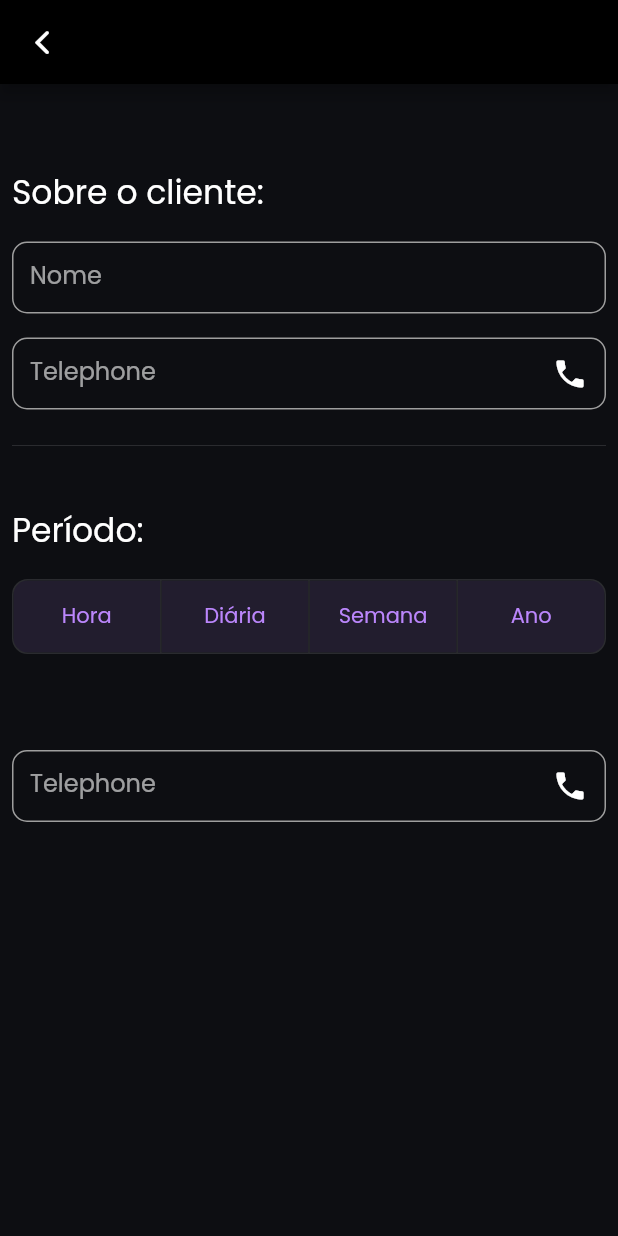
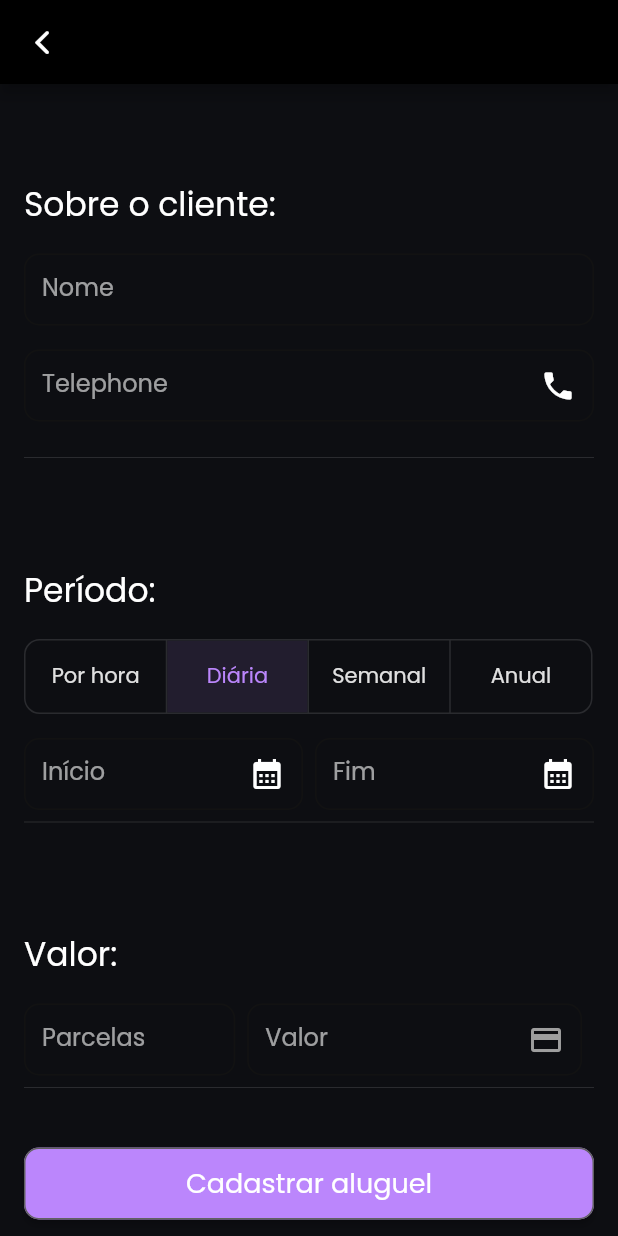
Before and after one commit to juliobissoli/RenterApp, a Flutter app: the NewRentScrean screen opened by its route, on a phone screen of 412 x 824 dp. Run offline on Flutter 3.47's test engine with Material 2 defaults, Android fonts, the light colour scheme and no system bars; our stand-ins replace badges, google_fonts, kiwi; network calls fail.

Commit message:
Definição do Layout de cadastro de alugueis

```diff
--- /dev/null
+++ b/lib/components/communs/btn.dart
@@ -0,0 +1,47 @@
+import 'package:flutter/material.dart';
+
+class BtnOutline extends StatelessWidget {
+  final VoidCallback? func;
+  final String label;
+  final String mode;
+
+  BtnOutline({required this.func, required this.label, this.mode = "light"});
+
+  @override
+  Widget build(BuildContext context) {
+    return SizedBox(
+      width: double.infinity,
+      height: 48,
+      child: ElevatedButton(
+        onPressed: func,
+        style: ButtonStyle(
+          // foregroundColor: MaterialStateProperty.all<Color>(Colors.white),
+          // backgroundColor: MaterialStateProperty.all<Color>(Colors.transparent),
+          shape: MaterialStateProperty.all<RoundedRectangleBorder>(
+            RoundedRectangleBorder(
+              borderRadius: BorderRadius.circular(10),
+              side: BorderSide(color: _getColor(context)),
+            ),
+          ),
+        ),
+        child: Text(
+          label,
+          style: TextStyle(
+              color: Colors.white, //_getColor(context),
+              fontSize: 18,
+              fontWeight: FontWeight.w400),
+        ),
+      ),
+    );
+  }
+
+  _getColor(context) {
+    if (this.mode == "danger")
+      return this.func != null ? Colors.red[400] : Colors.red[50];
+    else
+      return this.func != null
+          ? Theme.of(context)
+              .secondaryHeaderColor // Theme.of(context).backgroundColor
+          : Colors.grey;
+  }
+}
--- a/lib/components/communs/inout_primary.dart
+++ b/lib/components/communs/inout_primary.dart
@@ -50,7 +50,8 @@ class InputPrimary extends StatelessWidget {
           enabledBorder: OutlineInputBorder(
             borderRadius: BorderRadius.circular(10),
             gapPadding: 5,
-            borderSide: new BorderSide(color: Colors.grey, width: 1),
+            borderSide: new BorderSide(
+                color: Theme.of(context).backgroundColor, width: 1),
           ),
           // filled: true,
           // border: OutlineInputBorder(
--- a/lib/scream/home.dart
+++ b/lib/scream/home.dart
@@ -35,7 +35,7 @@ class _HomeScreamState extends State<HomeScream> {
     });
   }
 
-  void dispose(){
+  void dispose() {
     propertie_controller.removeListener(() {});
   }
 
--- a/lib/scream/new_rent.dart
+++ b/lib/scream/new_rent.dart
@@ -1,6 +1,8 @@
 import 'package:flutter/cupertino.dart';
 import 'package:flutter/material.dart';
+import 'package:renter_app/components/communs/btn.dart';
 import 'package:renter_app/components/communs/inout_primary.dart';
+import 'package:renter_app/core/models/rent-model.dart';
 
 class NewRentScrean extends StatefulWidget {
   @override
@@ -10,7 +12,15 @@ class NewRentScrean extends StatefulWidget {
 class _NewRentScrean extends State<NewRentScrean> {
   String dropdownValue = 'One';
   List<bool> isSelected = [true, true, true, true];
-  // List<dynamic> = [{Label: "Hora", value: RentMolde}]
+
+  List<dynamic> renyMoldes = [
+    {"value": RentMolde.HOUR, "label": "Por hora"},
+    {"value": RentMolde.DAY, "label": "Diária"},
+    {"value": RentMolde.WEEK, "label": "Semanal"},
+    {"value": RentMolde.YEAR, "label": "Anual"},
+  ];
+
+  RentMolde mooldSelected = RentMolde.DAY;
 
   @override
   Widget build(BuildContext context) {
@@ -24,7 +34,7 @@ class _NewRentScrean extends State<NewRentScrean> {
       body: SingleChildScrollView(
         child: Form(
           child: Padding(
-            padding: const EdgeInsets.all(8.0),
+            padding: const EdgeInsets.all(16.0),
             child: Column(
               mainAxisAlignment: MainAxisAlignment.start,
               crossAxisAlignment: CrossAxisAlignment.start,
@@ -51,50 +61,109 @@ class _NewRentScrean extends State<NewRentScrean> {
                   ),
                 ),
                 Divider(),
-                SizedBox(height: 16),
+                SizedBox(height: 48),
                 Padding(
                   padding: const EdgeInsets.symmetric(vertical: 16.0),
                   child: Text('Período:', style: TextStyle(fontSize: 22)),
                 ),
                 ToggleButtons(
-                  isSelected: isSelected,
+                  isSelected: renyMoldes
+                      .map((el) => el['value'] == mooldSelected)
+                      .toList(),
                   borderRadius: BorderRadius.circular(10),
-                  children: <Widget>[
-                    Container(
-                        alignment: Alignment.center,
-                        width: ((MediaQuery.of(context).size.width - 21) / 4),
-                        child: Text('Hora')),
-                    Container(
-                        alignment: Alignment.center,
-                        width: ((MediaQuery.of(context).size.width - 21) / 4),
-                        child: Text('Diária')),
-                    Container(
-                        alignment: Alignment.center,
-                        width: ((MediaQuery.of(context).size.width - 21) / 4),
-                        child: Text('Semana')),
-                    Container(
-                        alignment: Alignment.center,
-                        width: ((MediaQuery.of(context).size.width - 21) / 4),
-                        child: Text('Ano')),
-                  ],
+                  children: renyMoldes
+                      .map((el) => Container(
+                          alignment: Alignment.center,
+                          width: ((MediaQuery.of(context).size.width - 38) / 4),
+                          child: Text(el['label'])))
+                      .toList(),
                   onPressed: (int index) {
-                    // setState(() {
-                    //   isSelected[index] = !isSelected[index];
-                    // });
+                    setState(() {
+                      // isSelected[index] = !isSelected[index];
+                      mooldSelected = renyMoldes[index]['value'];
+                      print(mooldSelected);
+                    });
                   },
                   // isSelected: isSelected,
                 ),
+                SizedBox(height: 16),
+                Column(
+                  children: [
+                    if (mooldSelected == RentMolde.HOUR)
+                      Padding(
+                        padding: const EdgeInsets.only(bottom: 16),
+                        child: InputPrimary(
+                          type_input: TextInputType.number,
+                          label: 'Data',
+                          icon_sufix: Icon(
+                            Icons.calendar_month,
+                            color: Colors.white,
+                          ),
+                        ),
+                      ),
+                    Row(
+                      children: [
+                        Expanded(
+                          child: InputPrimary(
+                            type_input: TextInputType.number,
+                            label: 'Início',
+                            icon_sufix: Icon(
+                              Icons.calendar_month,
+                              color: Colors.white,
+                            ),
+                          ),
+                        ),
+                        SizedBox(width: 8),
+                        Expanded(
+                          child: InputPrimary(
+                            type_input: TextInputType.number,
+                            label: 'Fim',
+                            icon_sufix: Icon(
+                              Icons.calendar_month,
+                              color: Colors.white,
+                            ),
+                          ),
+                        ),
+                      ],
+                    ),
+                  ],
+                ),
+                Divider(),
                 SizedBox(height: 48),
                 Padding(
                   padding: const EdgeInsets.symmetric(vertical: 16.0),
-                  child: InputPrimary(
-                    type_input: TextInputType.number,
-                    label: 'Telephone',
-                    icon_sufix: Icon(
-                      Icons.phone,
-                      color: Colors.white,
+                  child: Text('Valor:', style: TextStyle(fontSize: 22)),
+                ),
+                Row(
+                  children: [
+                    SizedBox(
+                      width: ((MediaQuery.of(context).size.width * 0.4) - 24),
+                      child: InputPrimary(
+                        type_input: TextInputType.number,
+                        label: 'Parcelas',
+                      ),
                     ),
-                  ),
+                    SizedBox(width: 8),
+                    SizedBox(
+                      width: ((MediaQuery.of(context).size.width * 0.6) - 24),
+                      child: InputPrimary(
+                        type_input: TextInputType.number,
+                        label: 'Valor',
+                        icon_sufix: Icon(
+                          Icons.payment,
+                          color: Colors.grey,
+                        ),
+                      ),
+                    ),
+                  ],
+                ),
+                Divider(),
+                SizedBox(height: 32),
+                BtnOutline(
+                  label: 'Cadastrar aluguel',
+                  func: () {
+                    print('Add redn');
+                  },
                 )
               ],
             ),
```
